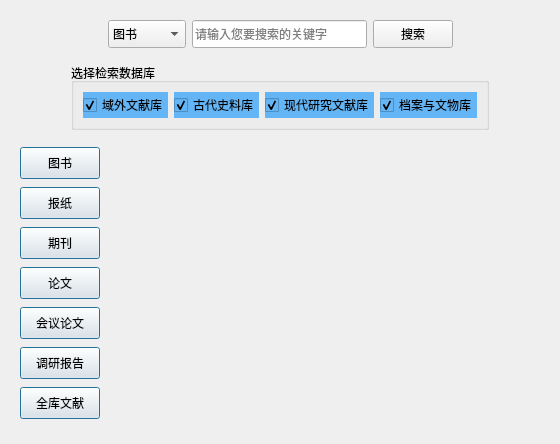
Above: UI/UI_SearchWidget.ui from mortersen/ZhengCG before the change. Below: the same form after it.
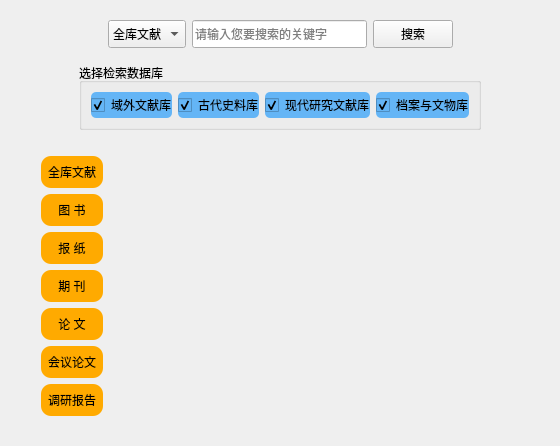
That is the form after the change. Icons and pictures are not drawn.

```diff
--- a/UI/UI_SearchWidget.ui
+++ b/UI/UI_SearchWidget.ui
@@ -7,7 +7,7 @@
     <x>0</x>
     <y>0</y>
     <width>560</width>
-    <height>444</height>
+    <height>446</height>
    </rect>
   </property>
   <property name="windowTitle">
@@ -53,6 +53,9 @@
             <height>28</height>
            </size>
           </property>
+          <property name="currentIndex">
+           <number>6</number>
+          </property>
           <item>
            <property name="text">
             <string>图书</string>
@@ -198,6 +201,12 @@
        <layout class="QHBoxLayout" name="horizontalLayout_4" stretch="0,0,0,0">
         <item>
          <widget class="QCheckBox" name="checkBox_YUWAI">
+          <property name="sizePolicy">
+           <sizepolicy hsizetype="Minimum" vsizetype="Expanding">
+            <horstretch>0</horstretch>
+            <verstretch>0</verstretch>
+           </sizepolicy>
+          </property>
           <property name="minimumSize">
            <size>
             <width>0</width>
@@ -205,7 +214,8 @@
            </size>
           </property>
           <property name="styleSheet">
-           <string notr="true">background-color: rgb(100, 181, 246);</string>
+           <string notr="true">background-color: rgb(100, 181, 246);
+border-radius:5px;</string>
           </property>
           <property name="text">
            <string>域外文献库</string>
@@ -220,6 +230,12 @@
         </item>
         <item>
          <widget class="QCheckBox" name="checkBox_GUSHI">
+          <property name="sizePolicy">
+           <sizepolicy hsizetype="Minimum" vsizetype="Expanding">
+            <horstretch>0</horstretch>
+            <verstretch>0</verstretch>
+           </sizepolicy>
+          </property>
           <property name="minimumSize">
            <size>
             <width>0</width>
@@ -227,7 +243,9 @@
            </size>
           </property>
           <property name="styleSheet">
-           <string notr="true">background-color: rgb(100, 181, 246);</string>
+           <string notr="true">background-color: rgb(100, 181, 246);
+border-radius:5px;
+</string>
           </property>
           <property name="text">
            <string>古代史料库</string>
@@ -239,6 +257,12 @@
         </item>
         <item>
          <widget class="QCheckBox" name="checkBox_XIANDAI">
+          <property name="sizePolicy">
+           <sizepolicy hsizetype="Minimum" vsizetype="Expanding">
+            <horstretch>0</horstretch>
+            <verstretch>0</verstretch>
+           </sizepolicy>
+          </property>
           <property name="minimumSize">
            <size>
             <width>0</width>
@@ -246,7 +270,9 @@
            </size>
           </property>
           <property name="styleSheet">
-           <string notr="true">background-color: rgb(100, 181, 246);</string>
+           <string notr="true">background-color: rgb(100, 181, 246);
+border-radius:5px;
+</string>
           </property>
           <property name="text">
            <string>现代研究文献库</string>
@@ -258,6 +284,12 @@
         </item>
         <item>
          <widget class="QCheckBox" name="checkBox_DANGAN">
+          <property name="sizePolicy">
+           <sizepolicy hsizetype="Minimum" vsizetype="Expanding">
+            <horstretch>0</horstretch>
+            <verstretch>0</verstretch>
+           </sizepolicy>
+          </property>
           <property name="minimumSize">
            <size>
             <width>0</width>
@@ -265,7 +297,9 @@
            </size>
           </property>
           <property name="styleSheet">
-           <string notr="true">background-color: rgb(100, 181, 246);</string>
+           <string notr="true">background-color: rgb(100, 181, 246);
+border-radius:5px;
+</string>
           </property>
           <property name="text">
            <string>档案与文物库</string>
@@ -302,19 +336,100 @@
       <layout class="QHBoxLayout" name="horizontalLayout" stretch="0">
        <item>
         <widget class="QWidget" name="ResultWidget" native="true">
-         <layout class="QHBoxLayout" name="horizontalLayout_7" stretch="2,10,2">
+         <layout class="QHBoxLayout" name="horizontalLayout_7" stretch="1,3,18,3">
           <item>
-           <layout class="QVBoxLayout" name="verticalLayout_5">
+           <spacer name="horizontalSpacer_5">
+            <property name="orientation">
+             <enum>Qt::Horizontal</enum>
+            </property>
+            <property name="sizeHint" stdset="0">
+             <size>
+              <width>40</width>
+              <height>20</height>
+             </size>
+            </property>
+           </spacer>
+          </item>
+          <item>
+           <layout class="QVBoxLayout" name="verticalLayout_5" stretch="1,1,1,1,1,1,1,1,1">
+            <item>
+             <spacer name="verticalSpacer_3">
+              <property name="orientation">
+               <enum>Qt::Vertical</enum>
+              </property>
+              <property name="sizeHint" stdset="0">
+               <size>
+                <width>20</width>
+                <height>40</height>
+               </size>
+              </property>
+             </spacer>
+            </item>
+            <item>
+             <widget class="QPushButton" name="btn_allDB">
+              <property name="sizePolicy">
+               <sizepolicy hsizetype="Minimum" vsizetype="Expanding">
+                <horstretch>0</horstretch>
+                <verstretch>0</verstretch>
+               </sizepolicy>
+              </property>
+              <property name="minimumSize">
+               <size>
+                <width>0</width>
+                <height>32</height>
+               </size>
+              </property>
+              <property name="styleSheet">
+               <string notr="true">QPushButton{
+border-radius:10px;
+background-color:#ffaa00;
+padding:0px;
+margin:0px;
+}
+QPushButton:hover{
+background-color:#ffd6be;
+font:25 12pt &quot;微软雅黑 Light&quot;;
+}</string>
+              </property>
+              <property name="text">
+               <string>全库文献</string>
+              </property>
+              <property name="default">
+               <bool>true</bool>
+              </property>
+              <property name="flat">
+               <bool>false</bool>
+              </property>
+             </widget>
+            </item>
             <item>
              <widget class="QPushButton" name="btn_bookDB">
+              <property name="sizePolicy">
+               <sizepolicy hsizetype="Minimum" vsizetype="Expanding">
+                <horstretch>0</horstretch>
+                <verstretch>0</verstretch>
+               </sizepolicy>
+              </property>
               <property name="minimumSize">
                <size>
                 <width>0</width>
                 <height>32</height>
                </size>
               </property>
+              <property name="styleSheet">
+               <string notr="true">QPushButton{
+border-radius:10px;
+background-color:#ffaa00;
+padding:0px;
+margin:0px;
+}
+QPushButton:hover{
+background-color:#ffd6be;
+font:25 12pt &quot;微软雅黑 Light&quot;;
+}</string>
+              </property>
               <property name="text">
-               <string>图书</string>
+               <string>图 书</string>
               </property>
               <property name="default">
                <bool>true</bool>
@@ -326,14 +441,32 @@
             </item>
             <item>
              <widget class="QPushButton" name="btn_newsPaparDB">
+              <property name="sizePolicy">
+               <sizepolicy hsizetype="Minimum" vsizetype="Expanding">
+                <horstretch>0</horstretch>
+                <verstretch>0</verstretch>
+               </sizepolicy>
+              </property>
               <property name="minimumSize">
                <size>
                 <width>0</width>
                 <height>32</height>
                </size>
               </property>
+              <property name="styleSheet">
+               <string notr="true">QPushButton{
+border-radius:10px;
+background-color:#ffaa00;
+padding:0px;
+margin:0px;
+}
+QPushButton:hover{
+background-color:#ffd6be;
+font:25 12pt &quot;微软雅黑 Light&quot;;
+}</string>
+              </property>
               <property name="text">
-               <string>报纸</string>
+               <string>报 纸</string>
               </property>
               <property name="default">
                <bool>true</bool>
@@ -345,14 +478,32 @@
             </item>
             <item>
              <widget class="QPushButton" name="btn_periodDB">
+              <property name="sizePolicy">
+               <sizepolicy hsizetype="Minimum" vsizetype="Expanding">
+                <horstretch>0</horstretch>
+                <verstretch>0</verstretch>
+               </sizepolicy>
+              </property>
               <property name="minimumSize">
                <size>
                 <width>0</width>
                 <height>32</height>
                </size>
               </property>
+              <property name="styleSheet">
+               <string notr="true">QPushButton{
+border-radius:10px;
+background-color:#ffaa00;
+padding:0px;
+margin:0px;
+}
+QPushButton:hover{
+background-color:#ffd6be;
+font:25 12pt &quot;微软雅黑 Light&quot;;
+}</string>
+              </property>
               <property name="text">
-               <string>期刊</string>
+               <string>期 刊</string>
               </property>
               <property name="default">
                <bool>true</bool>
@@ -364,14 +515,32 @@
             </item>
             <item>
              <widget class="QPushButton" name="btn_ThesisDB">
+              <property name="sizePolicy">
+               <sizepolicy hsizetype="Minimum" vsizetype="Expanding">
+                <horstretch>0</horstretch>
+                <verstretch>0</verstretch>
+               </sizepolicy>
+              </property>
               <property name="minimumSize">
                <size>
                 <width>0</width>
                 <height>32</height>
                </size>
               </property>
+              <property name="styleSheet">
+               <string notr="true">QPushButton{
+border-radius:10px;
+background-color:#ffaa00;
+padding:0px;
+margin:0px;
+}
+QPushButton:hover{
+background-color:#ffd6be;
+font:25 12pt &quot;微软雅黑 Light&quot;;
+}</string>
+              </property>
               <property name="text">
-               <string>论文</string>
+               <string>论 文</string>
               </property>
               <property name="default">
                <bool>true</bool>
@@ -383,12 +552,30 @@
             </item>
             <item>
              <widget class="QPushButton" name="btn_conferencePaperDB">
+              <property name="sizePolicy">
+               <sizepolicy hsizetype="Minimum" vsizetype="Expanding">
+                <horstretch>0</horstretch>
+                <verstretch>0</verstretch>
+               </sizepolicy>
+              </property>
               <property name="minimumSize">
                <size>
                 <width>0</width>
                 <height>32</height>
                </size>
               </property>
+              <property name="styleSheet">
+               <string notr="true">QPushButton{
+border-radius:10px;
+background-color:#ffaa00;
+padding:0px;
+margin:0px;
+}
+QPushButton:hover{
+background-color:#ffd6be;
+font:25 12pt &quot;微软雅黑 Light&quot;;
+}</string>
+              </property>
               <property name="text">
                <string>会议论文</string>
               </property>
@@ -402,12 +589,30 @@
             </item>
             <item>
              <widget class="QPushButton" name="btn_reportDB">
+              <property name="sizePolicy">
+               <sizepolicy hsizetype="Minimum" vsizetype="Expanding">
+                <horstretch>0</horstretch>
+                <verstretch>0</verstretch>
+               </sizepolicy>
+              </property>
               <property name="minimumSize">
                <size>
                 <width>0</width>
                 <height>32</height>
                </size>
               </property>
+              <property name="styleSheet">
+               <string notr="true">QPushButton{
+border-radius:10px;
+background-color:#ffaa00;
+padding:0px;
+margin:0px;
+}
+QPushButton:hover{
+background-color:#ffd6be;
+font:25 12pt &quot;微软雅黑 Light&quot;;
+}</string>
+              </property>
               <property name="text">
                <string>调研报告</string>
               </property>
@@ -420,23 +625,17 @@
              </widget>
             </item>
             <item>
-             <widget class="QPushButton" name="btn_allDB">
-              <property name="minimumSize">
+             <spacer name="verticalSpacer_4">
+              <property name="orientation">
+               <enum>Qt::Vertical</enum>
+              </property>
+              <property name="sizeHint" stdset="0">
                <size>
-                <width>0</width>
-                <height>32</height>
+                <width>20</width>
+                <height>40</height>
                </size>
               </property>
-              <property name="text">
-               <string>全库文献</string>
-              </property>
-              <property name="default">
-               <bool>true</bool>
-              </property>
-              <property name="flat">
-               <bool>false</bool>
-              </property>
-             </widget>
+             </spacer>
             </item>
            </layout>
           </item>
@@ -444,7 +643,17 @@
            <layout class="QVBoxLayout" name="TableViewLayout"/>
           </item>
           <item>
-           <layout class="QVBoxLayout" name="verticalLayout_4"/>
+           <spacer name="horizontalSpacer_6">
+            <property name="orientation">
+             <enum>Qt::Horizontal</enum>
+            </property>
+            <property name="sizeHint" stdset="0">
+             <size>
+              <width>40</width>
+              <height>20</height>
+             </size>
+            </property>
+           </spacer>
           </item>
          </layout>
         </widget>
```
